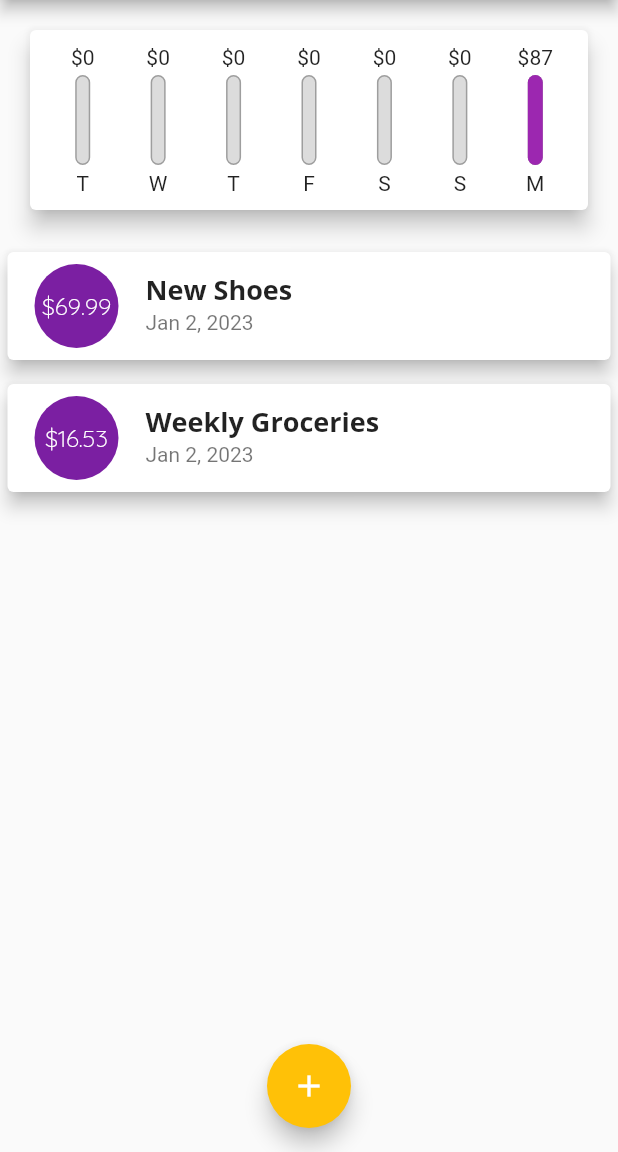
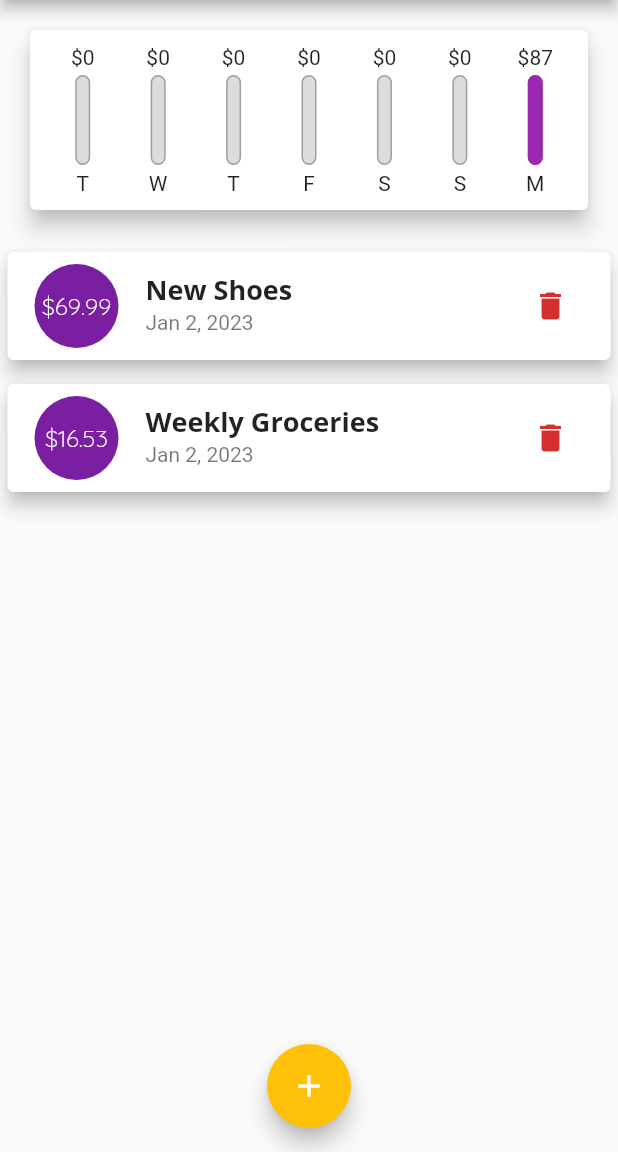
Before and after one commit to JoacoViera/flutter_expenses_app, a Flutter app: the screen it shows after launch, on a phone screen of 412 x 824 dp, the part 84-1236 px from its top. Run offline on Flutter 3.47's test engine with Material 2 defaults, Android fonts, the phone set to English and light mode, and no system bars.

Commit message:
delete tx

```diff
--- a/lib/main.dart
+++ b/lib/main.dart
@@ -104,6 +104,12 @@ class _MyHomePageState extends State<MyHomePage> {
     );
   }
 
+  void _deleteTransaction(String id) {
+    setState(() {
+      _userTransactions.removeWhere((element) => element.id == id);
+    });
+  }
+
   @override
   Widget build(BuildContext context) {
     return Scaffold(
@@ -122,7 +128,7 @@ class _MyHomePageState extends State<MyHomePage> {
           crossAxisAlignment: CrossAxisAlignment.stretch,
           children: <Widget>[
             Chart(recentTransactions),
-            TransactionList(_userTransactions),
+            TransactionList(_userTransactions, _deleteTransaction),
           ],
         ),
       ),
--- a/lib/widgets/transaction_list.dart
+++ b/lib/widgets/transaction_list.dart
@@ -5,8 +5,9 @@ import '../models/transaction.dart';
 
 class TransactionList extends StatelessWidget {
   final List<Transaction> transactions;
+  final Function deleteTx;
 
-  const TransactionList(this.transactions, {super.key});
+  const TransactionList(this.transactions, this.deleteTx, {super.key});
 
   @override
   Widget build(BuildContext context) {
@@ -49,6 +50,13 @@ class TransactionList extends StatelessWidget {
                     subtitle: Text(
                       DateFormat.yMMMd().format(transactions[index].date),
                     ),
+                    trailing: IconButton(
+                      icon: const Icon(Icons.delete),
+                      color: Theme.of(context).errorColor,
+                      onPressed: () {
+                        deleteTx(transactions[index].id);
+                      },
+                    ),
                   ),
                 );
               },
```
